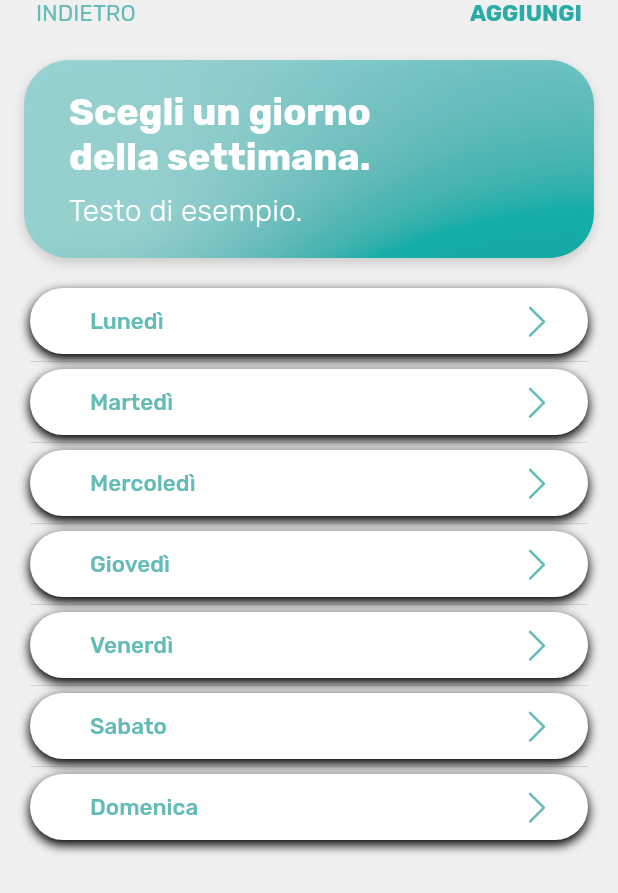
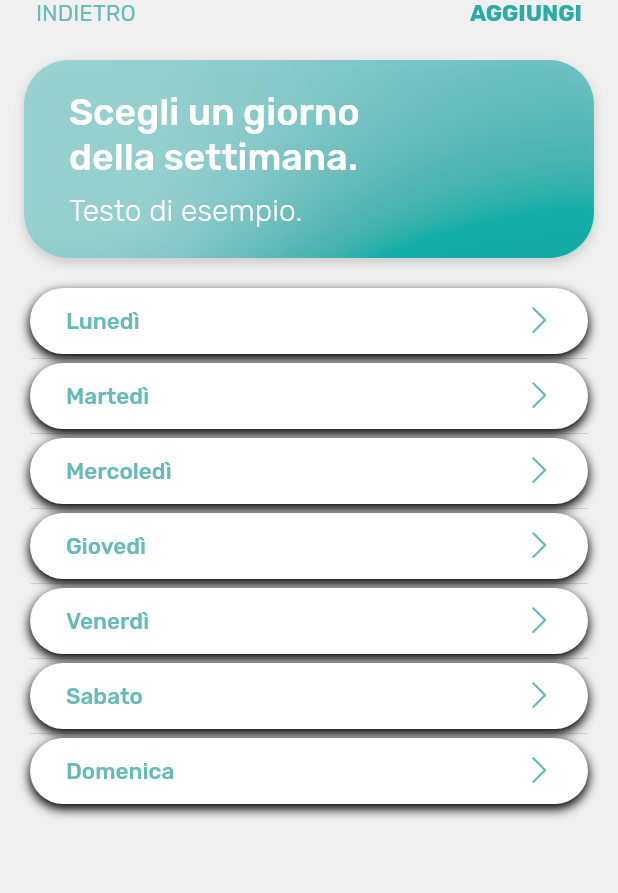
Before and after one commit to gian97pi/FisioProject, a Flutter app: the SelezioneGiorno screen opened directly, on a phone screen of 412 x 824 dp. Shown: the top 893 px of the screen. Run offline on Flutter 3.47's test engine with Material 2 defaults, Android fonts, the phone set to English and light mode, and no system bars; our stand-ins replace device_preview, flutter_datetime_picker, responsive_builder, shared_preferences; accounts and stored records are empty.

Commit message:
general graphic adjustments

```diff
--- a/lib/ui/elements/day_selection_listview.dart
+++ b/lib/ui/elements/day_selection_listview.dart
@@ -1,5 +1,5 @@
 import 'package:fisioproject/presentation/custom_icons.dart';
-import 'package:fisioproject/ui/views/giorno_aggiunta.dart';
+import 'package:fisioproject/ui/views/day_selection.dart';
 import 'package:fisioproject/values/colors.dart';
 import 'package:flutter/material.dart';
 //import 'router.dart' as router;
@@ -22,7 +22,6 @@ class ListState extends State<DaySelectionListview> {
 
   @override
   Widget build(BuildContext context) {
-    // TODO: implement build
     return Column(
         children: <Widget>[
           Container(
@@ -53,18 +52,15 @@ class ListState extends State<DaySelectionListview> {
                         child: Row(
                           mainAxisAlignment: MainAxisAlignment.spaceBetween,
                           children: <Widget>[
-                            Padding(
-                              padding: const EdgeInsets.fromLTRB(16, 0, 0, 0),
-                              child: Text(widget.entries[index],
-                                  textAlign: TextAlign.left,
-                                  style: TextStyle(
-                                      color: AppColors.primaryText,
-                                      fontSize: 15,
-                                      fontWeight: FontWeight.w500)),
-                            ),
+                            Text(widget.entries[index],
+                                textAlign: TextAlign.left,
+                                style: TextStyle(
+                                    color: AppColors.primaryText,
+                                    fontSize: 15,
+                                    fontWeight: FontWeight.w500)),
                             Icon(
                               Custom.next,
-                              size: 20,
+                              size: 17,
                               color: AppColors.primaryText,
                             ),
                           ],
@@ -76,14 +72,14 @@ class ListState extends State<DaySelectionListview> {
                     Navigator.push(
                         context,
                         new MaterialPageRoute(
-                            builder: (context) => GiornoAggunta(
+                            builder: (context) => DaySelection(
                                 argument: widget.entries[index])));
                     //passa come argomento la selezione
                   },
                 );
               },
               separatorBuilder: (BuildContext context, int index) =>
-                  const Divider(height: 10),
+                  const Divider(height: 6),
             ),
           ),
         ],
--- a/lib/ui/views/scheda.dart
+++ b/lib/ui/views/scheda.dart
@@ -45,7 +45,7 @@ class Schede extends StatelessWidget {
                           style: TextStyle(
                             color: Colors.white,
                             fontFamily: "Rubik",
-                            fontWeight: FontWeight.w800,
+                            fontWeight: FontWeight.w500,
                             fontSize: 25,
                           ),
                         ),
--- a/lib/ui/views/selezione_giorno.dart
+++ b/lib/ui/views/selezione_giorno.dart
@@ -95,7 +95,7 @@ class SelezioneGiorno extends StatelessWidget {
                                   style: TextStyle(
                                     color: Colors.white,
                                     fontFamily: "Rubik",
-                                    fontWeight: FontWeight.w800,
+                                    fontWeight: FontWeight.w500,
                                     fontSize: 25,
                                   ),
                                 ),
```
Also changed, not shown: lib/ui/views/day_selection.dart (renamed from lib/ui/views/giorno_aggiunta.dart, +4 -5 lines).
